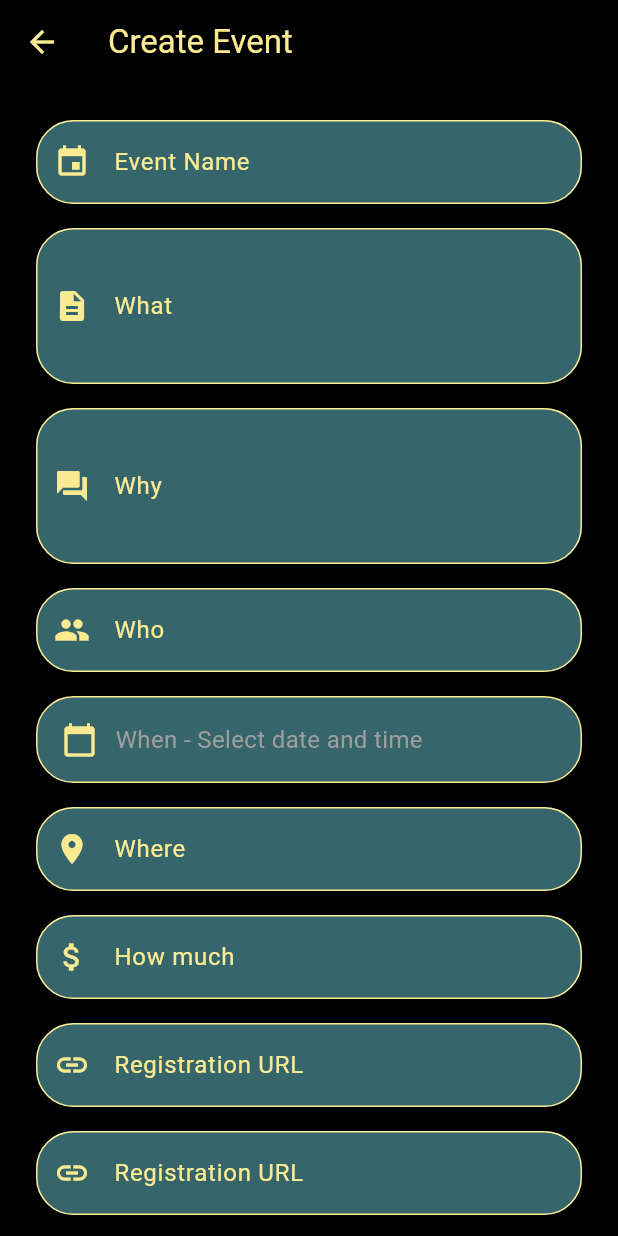
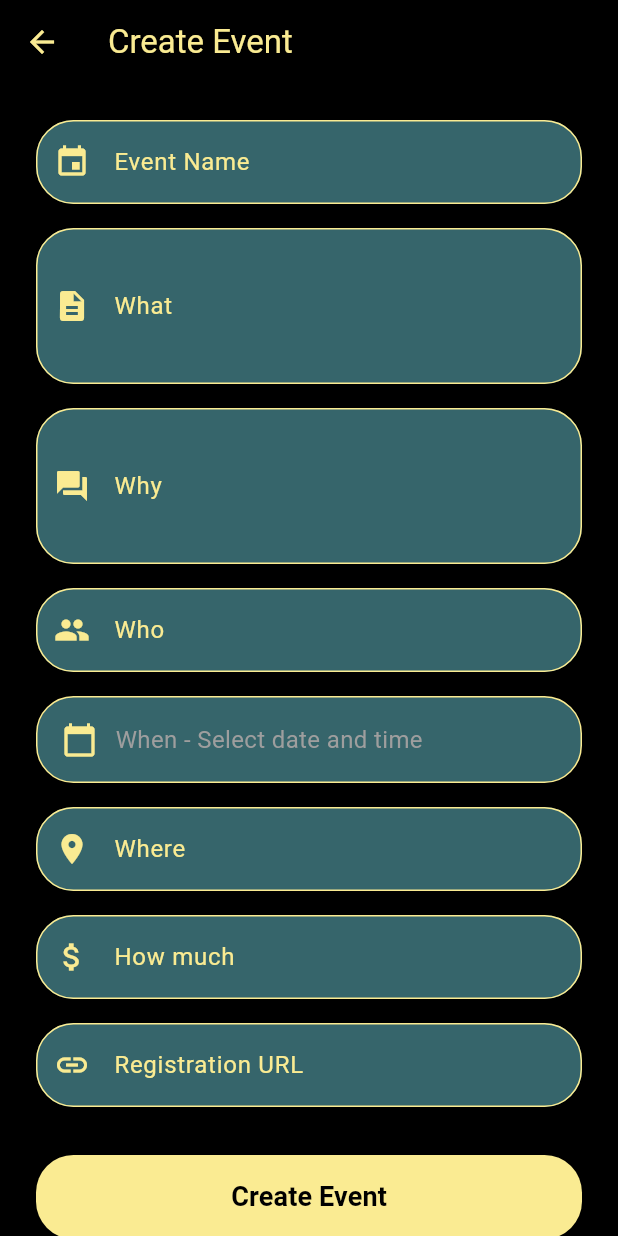
Before and after one commit to shaunbenedict/conclaveGPT, a Flutter app: the CreateEventPage screen opened directly, on a phone screen of 412 x 824 dp. Run offline on Flutter 3.47's test engine with Material 3 defaults, Android fonts, the phone set to English and light mode, and no system bars; our stand-ins replace cloud_firestore, firebase_ai, firebase_auth, firebase_core, webview_flutter; accounts and stored records are empty.

Commit message:
CHORE: Remove Registration URL field from Create Event page

```diff
--- a/lib/pages/create_event_page.dart
+++ b/lib/pages/create_event_page.dart
@@ -288,19 +288,6 @@ class _CreateEventPageState extends State<CreateEventPage> {
                       return null;
                     },
                   ),
-                  const SizedBox(height: 16),
-                  _buildTextField(
-                    controller: _registrationUrlController,
-                    label: 'Registration URL',
-                    icon: Icons.link,
-                    hint: 'Link to register',
-                    validator: (value) {
-                      if (value == null || value.isEmpty) {
-                        return 'Please provide a registration URL';
-                      }
-                      return null;
-                    },
-                  ),
                   const SizedBox(height: 32),
                   _isLoading
                       ? const Center(
```
